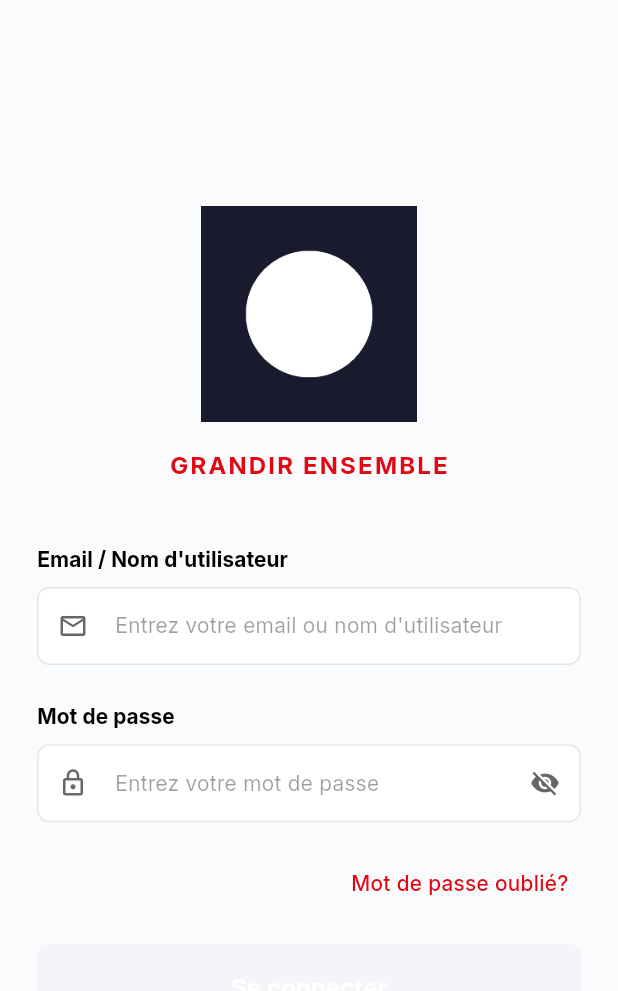
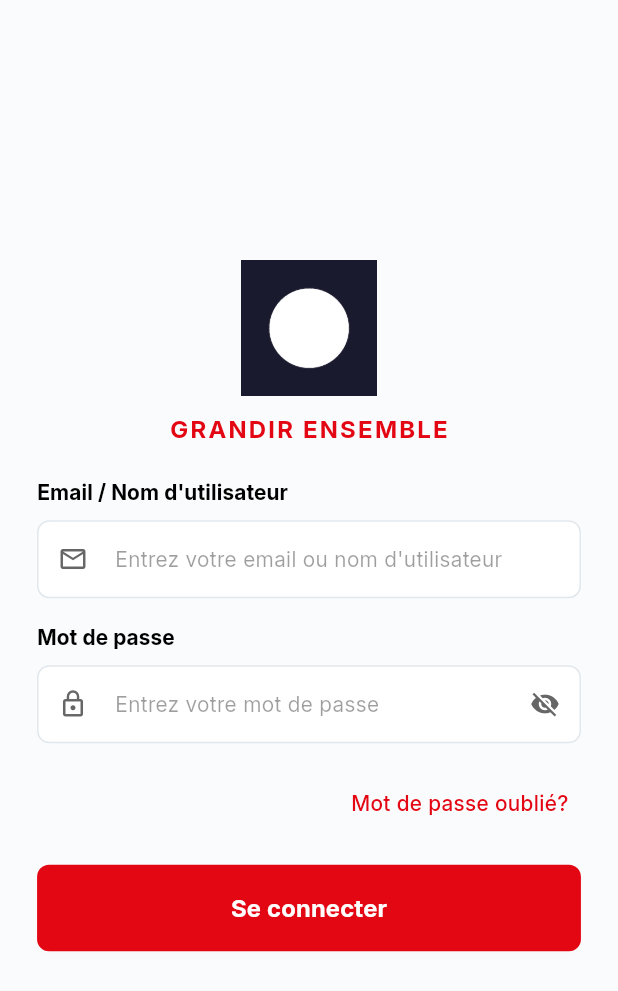
Before and after one commit to Jnk017/loliexpress_erp, a Flutter app: the screen it shows after launch, on a phone screen of 412 x 824 dp. Shown: the top 991 px of the screen. Run offline on Flutter 3.47's test engine with Material 3 defaults, Android fonts, the phone set to English and light mode, and no system bars; our stand-ins replace cached_network_image, connectivity_plus, file_picker, fl_chart, flutter_riverpod, flutter_slidable and 10 more; missing offline and left inert: mobile_scanner; accounts and stored records are empty.

Commit message:
Fix login form viewport layout
Co-authored-by: Nexa Inc <Jnk017@users.noreply.github.com>

```diff
--- a/lib/presentation/login_screen/login_screen.dart
+++ b/lib/presentation/login_screen/login_screen.dart
@@ -214,12 +214,12 @@ class _LoginScreenState extends State<LoginScreen> {
                   mainAxisAlignment: MainAxisAlignment.center,
                   crossAxisAlignment: CrossAxisAlignment.stretch,
                   children: [
-                    SizedBox(height: 4.h),
+                    SizedBox(height: 2.h),
 
                     // Logo Section
                     const LogoSectionWidget(),
 
-                    SizedBox(height: 5.h),
+                    SizedBox(height: 2.5.h),
 
                     // Login Form
                     Form(
@@ -232,22 +232,18 @@ class _LoginScreenState extends State<LoginScreen> {
                             controller: _emailController,
                             errorText: _emailError,
                             onChanged: (_) {
-                              if (_emailError != null) {
-                                setState(() => _emailError = null);
-                              }
+                              setState(() => _emailError = null);
                             },
                           ),
 
-                          SizedBox(height: 3.h),
+                          SizedBox(height: 2.h),
 
                           // Password Input
                           PasswordInputWidget(
                             controller: _passwordController,
                             errorText: _passwordError,
                             onChanged: (_) {
-                              if (_passwordError != null) {
-                                setState(() => _passwordError = null);
-                              }
+                              setState(() => _passwordError = null);
                             },
                             onSubmitted: _handleLogin,
                           ),
@@ -317,8 +313,7 @@ class _LoginScreenState extends State<LoginScreen> {
                           LoginButtonWidget(
                             onPressed: _handleLogin,
                             isLoading: _isLoading,
-                            isEnabled: _emailController.text.isNotEmpty &&
-                                _passwordController.text.isNotEmpty,
+                            isEnabled: true,
                           ),
                         ],
                       ),
--- a/lib/presentation/login_screen/widgets/logo_section_widget.dart
+++ b/lib/presentation/login_screen/widgets/logo_section_widget.dart
@@ -9,6 +9,8 @@ class LogoSectionWidget extends StatelessWidget {
   @override
   Widget build(BuildContext context) {
     final theme = Theme.of(context);
+    final shortestSide = MediaQuery.sizeOf(context).shortestSide;
+    final logoSize = (shortestSide * 0.22).clamp(88.0, 132.0);
 
     return Column(
       mainAxisSize: MainAxisSize.min,
@@ -16,11 +18,11 @@ class LogoSectionWidget extends StatelessWidget {
         // Official Loliexpress Logo
         Image.asset(
           'assets/images/logo_loliexpress.png',
-          width: 35.w,
-          height: 35.w,
+          width: logoSize,
+          height: logoSize,
           fit: BoxFit.contain,
         ),
-        SizedBox(height: 2.h),
+        SizedBox(height: 1.2.h),
         // Tagline
         Text(
           'GRANDIR ENSEMBLE',
```
